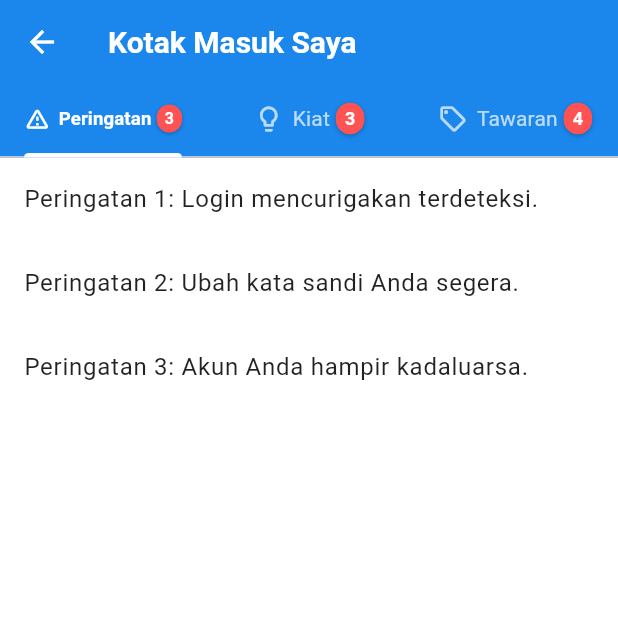
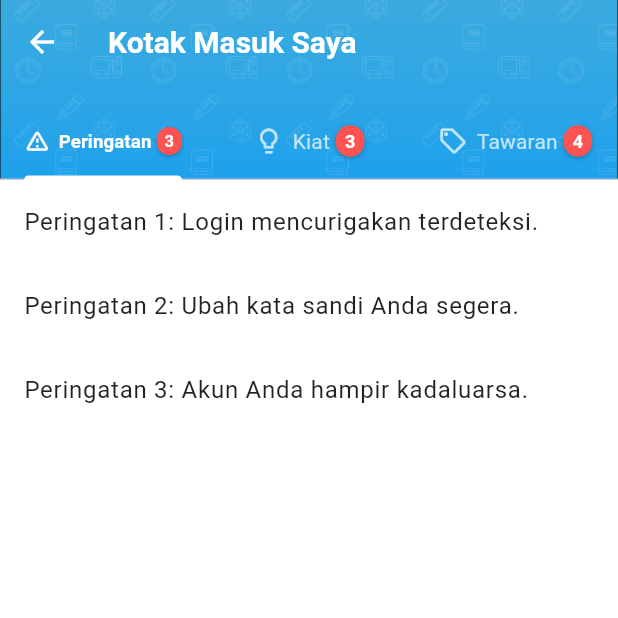
Before and after one commit to MhdRefdi/rucas_exam, a Flutter app: the InboxScreen screen opened by its route, on a phone screen of 412 x 824 dp, the top half of it. Run offline on Flutter 3.47's test engine with Material 3 defaults, Android fonts, the phone set to English and light mode, and no system bars; our stand-ins replace flutter_svg_provider.

Commit message:
perbaiki appbar inbox_screnn

```diff
--- a/lib/screens/inbox_screen.dart
+++ b/lib/screens/inbox_screen.dart
@@ -10,18 +10,25 @@ class InboxScreen extends StatelessWidget {
   Widget build(BuildContext context) {
     final provider = Provider.of<MessageProvider>(context);
 
-    // Warna utama biru muda
-    final Color primaryBlue = Color.fromARGB(255, 27, 135, 236); // Biru muda
-    final Color accentBlue = Color(0xFF03A9F4); // Aksen biru muda
+    final Color primaryBlue = const Color.fromARGB(255, 27, 135, 236);
 
     return DefaultTabController(
       length: 3,
       child: Scaffold(
-        appBar: AppBar(
-          elevation: 0, // Menghilangkan bayangan
-          backgroundColor: primaryBlue, // App bar warna biru
-          leading: BackButton(color: Colors.white),
-          title: Text(
+        appBar: PreferredSize(
+          preferredSize: const Size.fromHeight(120), // tinggi custom
+          child: Container(
+            decoration: const BoxDecoration(
+              image: DecorationImage(
+                image: AssetImage("assets/images/icon-background.png"),
+                fit: BoxFit.cover,
+              ),
+            ),
+            child: AppBar(
+              backgroundColor: Colors.transparent, // supaya gambar kelihatan
+              elevation: 0,
+              leading: const BackButton(color: Colors.white),
+              title: const Text(
                 'Kotak Masuk Saya',
                 style: TextStyle(
                   color: Colors.white,
@@ -32,7 +39,7 @@ class InboxScreen extends StatelessWidget {
               actions: [
                 if (provider.selectionMode)
                   IconButton(
-                icon: Icon(Icons.close, color: Colors.white),
+                    icon: const Icon(Icons.close, color: Colors.white),
                     onPressed: () => provider.toggleSelectionMode(),
                   ),
               ],
@@ -41,17 +48,19 @@ class InboxScreen extends StatelessWidget {
                 unselectedLabelColor: Colors.white70,
                 indicatorColor: Colors.white,
                 indicatorWeight: 3.0,
-            labelStyle: TextStyle(fontWeight: FontWeight.bold),
-            unselectedLabelStyle: TextStyle(fontWeight: FontWeight.normal),
+                labelStyle: const TextStyle(fontWeight: FontWeight.bold),
+                unselectedLabelStyle: const TextStyle(
+                  fontWeight: FontWeight.normal,
+                ),
                 tabs: [
                   Tab(
                     child: FittedBox(
                       child: Row(
                         children: [
-                      Icon(Icons.warning_amber_rounded, size: 20),
-                      SizedBox(width: 6),
-                      Text('Peringatan'),
-                      SizedBox(width: 4),
+                          const Icon(Icons.warning_amber_rounded, size: 20),
+                          const SizedBox(width: 6),
+                          const Text('Peringatan'),
+                          const SizedBox(width: 4),
                           BadgeCounter(
                             count: provider.countByCategory('Peringatan'),
                           ),
@@ -63,10 +72,10 @@ class InboxScreen extends StatelessWidget {
                     child: FittedBox(
                       child: Row(
                         children: [
-                      Icon(Icons.lightbulb_outline, size: 20),
-                      SizedBox(width: 6),
-                      Text('Kiat'),
-                      SizedBox(width: 4),
+                          const Icon(Icons.lightbulb_outline, size: 20),
+                          const SizedBox(width: 6),
+                          const Text('Kiat'),
+                          const SizedBox(width: 4),
                           BadgeCounter(count: provider.countByCategory('Kiat')),
                         ],
                       ),
@@ -76,11 +85,13 @@ class InboxScreen extends StatelessWidget {
                     child: FittedBox(
                       child: Row(
                         children: [
-                      Icon(Icons.local_offer_outlined, size: 20),
-                      SizedBox(width: 6),
-                      Text('Tawaran'),
-                      SizedBox(width: 4),
-                      BadgeCounter(count: provider.countByCategory('Tawaran')),
+                          const Icon(Icons.local_offer_outlined, size: 20),
+                          const SizedBox(width: 6),
+                          const Text('Tawaran'),
+                          const SizedBox(width: 4),
+                          BadgeCounter(
+                            count: provider.countByCategory('Tawaran'),
+                          ),
                         ],
                       ),
                     ),
@@ -88,9 +99,11 @@ class InboxScreen extends StatelessWidget {
                 ],
               ),
             ),
+          ),
+        ),
         body: Container(
           color: Colors.white,
-          child: TabBarView(
+          child: const TabBarView(
             children: [
               InboxTab(category: 'Peringatan'),
               InboxTab(category: 'Kiat'),
@@ -110,19 +123,23 @@ class BadgeCounter extends StatelessWidget {
 
   @override
   Widget build(BuildContext context) {
-    if (count == 0) return SizedBox.shrink();
+    if (count == 0) return const SizedBox.shrink();
     return Container(
-      padding: EdgeInsets.symmetric(horizontal: 6, vertical: 2),
+      padding: const EdgeInsets.symmetric(horizontal: 6, vertical: 2),
       decoration: BoxDecoration(
         color: Colors.redAccent,
         borderRadius: BorderRadius.circular(12),
         boxShadow: [
-          BoxShadow(color: Colors.black26, blurRadius: 2, offset: Offset(0, 1)),
+          BoxShadow(
+            color: Colors.black26,
+            blurRadius: 2,
+            offset: const Offset(0, 1),
+          ),
         ],
       ),
       child: Text(
         '$count',
-        style: TextStyle(
+        style: const TextStyle(
           color: Colors.white,
           fontSize: 12,
           fontWeight: FontWeight.bold,
--- a/lib/screens/profile_screen.dart
+++ b/lib/screens/profile_screen.dart
@@ -31,7 +31,7 @@ class _ProfileScreenState extends State<ProfileScreen> {
                 title: const Text('Ubah Foto Profil'),
                 onTap: () {
                   Navigator.pop(context);
-                  // _pickImage(); // Jika ingin implementasi image picker
+                  // _pickImage(); // Kalau ingin implementasi image picker
                 },
               ),
               ListTile(
@@ -97,11 +97,25 @@ class _ProfileScreenState extends State<ProfileScreen> {
   @override
   Widget build(BuildContext context) {
     final user = context.watch<UserProvider>().user;
+
     return Scaffold(
       backgroundColor: Colors.white,
-      appBar: AppBar(
-        title: const Text('Profil Saya', style: TextStyle(color: Colors.white)),
-        backgroundColor: Colors.blue,
+      appBar: PreferredSize(
+        preferredSize: const Size.fromHeight(56), // Tinggi default AppBar
+        child: Container(
+          decoration: const BoxDecoration(
+            image: DecorationImage(
+              image: AssetImage("assets/images/icon-background.png"),
+              fit: BoxFit.cover,
+            ),
+          ),
+          child: AppBar(
+            backgroundColor: Colors.transparent,
+            elevation: 0,
+            title: const Text(
+              'Profil Saya',
+              style: TextStyle(color: Colors.white),
+            ),
             actions: [
               PopupMenuButton<String>(
                 onSelected: _handleMenuSelection,
@@ -109,11 +123,16 @@ class _ProfileScreenState extends State<ProfileScreen> {
                     (context) => const [
                       PopupMenuItem(value: 'edit', child: Text('Edit Profil')),
                       PopupMenuItem(value: 'help', child: Text('Bantuan')),
-                  PopupMenuItem(value: 'settings', child: Text('Pengaturan')),
+                      PopupMenuItem(
+                        value: 'settings',
+                        child: Text('Pengaturan'),
+                      ),
                     ],
               ),
             ],
             iconTheme: const IconThemeData(color: Colors.white),
+          ),
+        ),
       ),
       body: SingleChildScrollView(
         child: Column(
@@ -129,7 +148,6 @@ class _ProfileScreenState extends State<ProfileScreen> {
                     child: Stack(
                       alignment: Alignment.topRight,
                       children: [
-                        // Jika ingin pakai background dengan dekorasi
                         Container(
                           width: 100,
                           height: 100,
```
Lines whose indentation alone changed are shown as unchanged.
